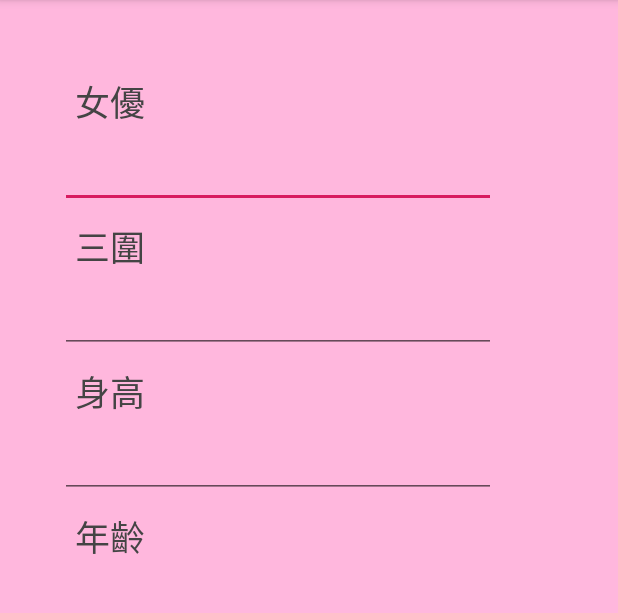
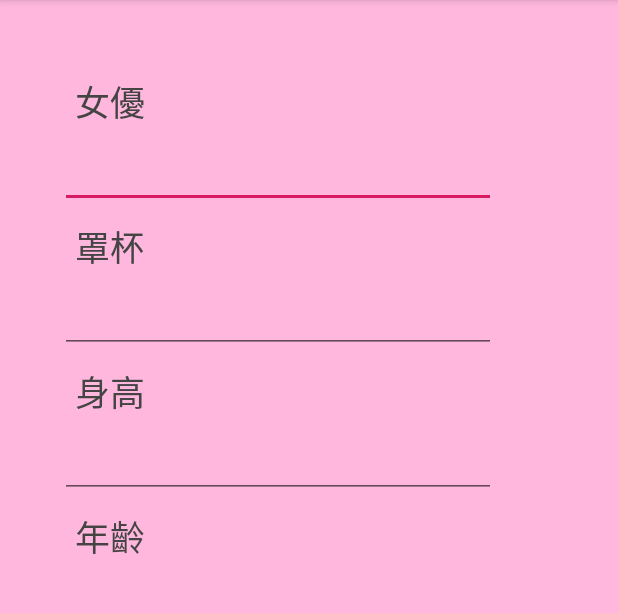
Before and after one commit to jimdotlin/FinalExam, an Android app: the DetailActivity screen opened directly, with no data from a screen before it, after a tap on an icon or button, on a phone screen of 412 x 824 dp, the part 84-697 px from its top. Run offline under Robolectric (Android 15) with nearby library versions, the phone set to English and light mode, and no system bars; pictures from the network do not load.

Commit message:
upload 0609 1834

```diff
--- a/app/src/main/java/com/example/thefinalexam/AddActivity.java
+++ b/app/src/main/java/com/example/thefinalexam/AddActivity.java
@@ -36,7 +36,7 @@ public class AddActivity extends AppCompatActivity {
                 ContentValues contentValues = new ContentValues();
 //        getContentResolver().delete(ActressUri,null,null);//  -------清除表格-------
                 contentValues.put("ActressName",addName.getText().toString());
-                contentValues.put("ActressCup",addCup.getText().toString());
+                contentValues.put("ActressCup",addCup.getText().toString().toUpperCase());
                 contentValues.put("ActressHeight",addHeight.getText().toString());
                 contentValues.put("ActressAge",addAge.getText().toString());
                 contentValues.put("PosterUrl",addUrl.getText().toString());
--- a/app/src/main/java/com/example/thefinalexam/DBOpenHelper.java
+++ b/app/src/main/java/com/example/thefinalexam/DBOpenHelper.java
@@ -4,6 +4,8 @@ package com.example.thefinalexam;
 import android.content.Context;
 import android.database.sqlite.SQLiteDatabase;
 import android.database.sqlite.SQLiteOpenHelper;
+
+import java.util.Locale;
 
 public class DBOpenHelper extends SQLiteOpenHelper {
 
@@ -23,6 +25,7 @@ public class DBOpenHelper extends SQLiteOpenHelper {
     @Override
     public void onCreate(SQLiteDatabase db) {
          db.execSQL(CREATE_ACTRESS_TABLE);
+         db.setLocale(Locale.CHINESE);
     }
 
     @Override
--- a/app/src/main/java/com/example/thefinalexam/DetailActivity.java
+++ b/app/src/main/java/com/example/thefinalexam/DetailActivity.java
@@ -44,7 +44,7 @@ public class DetailActivity extends AppCompatActivity {
         TextView Name = findViewById(R.id.NameView);
         Name.setText("女優："+ActressName);
         TextView Cup = findViewById(R.id.CupView);
-        Cup.setText("三圍："+ActressCup);
+        Cup.setText("罩杯："+ActressCup);
         TextView Age = findViewById(R.id.AgeView);
         Age.setText("年齡："+ActressAge);
         TextView Height = findViewById(R.id.HeightView);
--- a/app/src/main/java/com/example/thefinalexam/EditActivity.java
+++ b/app/src/main/java/com/example/thefinalexam/EditActivity.java
@@ -42,7 +42,7 @@ public class EditActivity extends AppCompatActivity {
                 Uri ActressUri = Uri.parse("content://com.example.thefinalexam.ActressProvider/actress");
                 ContentValues contentValues = new ContentValues();
                 contentValues.put("ActressName",editName.getText().toString());
-                contentValues.put("ActressCup",editCup.getText().toString());
+                contentValues.put("ActressCup",editCup.getText().toString().toUpperCase());
                 contentValues.put("ActressAge",editAge.getText().toString());
                 contentValues.put("ActressHeight",editHeight.getText().toString());
                 contentValues.put("PosterUrl",editUrl.getText().toString());
--- a/app/src/main/java/com/example/thefinalexam/MainActivity.java
+++ b/app/src/main/java/com/example/thefinalexam/MainActivity.java
@@ -127,13 +127,9 @@ public class MainActivity extends AppCompatActivity{
                 if(!ACTRESS_ITEMS.isEmpty()){
                     if(clickNum == 0){
                         clickNum++;
-                        sortStr = "ActressName";
-                        Toast.makeText(MainActivity.this, "以女優名排序", Toast.LENGTH_LONG).show();
-                    }else if(clickNum == 1){
-                        clickNum++;
                         sortStr = "ActressCup";
                         Toast.makeText(MainActivity.this, "以罩杯排序", Toast.LENGTH_LONG).show();
-                    }else if(clickNum == 2){
+                    }else if(clickNum == 1){
                         clickNum = 0;
                         sortStr = "ActressAge";
                         Toast.makeText(MainActivity.this, "以年齡排序", Toast.LENGTH_LONG).show();
--- a/app/src/main/res/values/strings.xml
+++ b/app/src/main/res/values/strings.xml
@@ -6,7 +6,7 @@
     <string name="actressimageView">ActressimageView</string>
     <string name="TextView">TextView</string>
     <string name="actressName">女優</string>
-    <string name="actressCup">三圍</string>
+    <string name="actressCup">罩杯</string>
     <string name="actressHeight">身高</string>
     <string name="actressAge">年齡</string>
     <string name="actressUrl">圖片連結</string>
```
